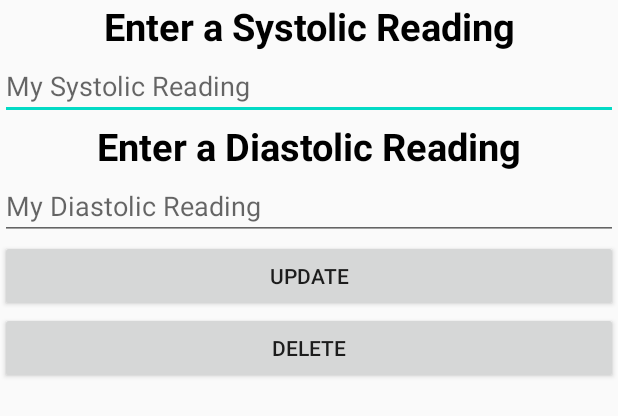
After one commit to NoahMacRitchie/MobileDevelopmentAssigment02, an Android app: the layout update_dialog.xml on its own in the app's theme, with its tools: preview values and no code run, on a phone screen of 412 x 824 dp. The commit adds this screen. Shown: the top 416 px of the screen. Run offline under Robolectric (Android 15) with nearby library versions, the phone set to English and light mode, and no system bars.

Commit message:
update and delete working

```diff
--- /dev/null
+++ b/app/src/main/res/layout/update_dialog.xml
@@ -0,0 +1,60 @@
+<?xml version="1.0" encoding="utf-8"?>
+<LinearLayout xmlns:android="http://schemas.android.com/apk/res/android"
+    xmlns:app="http://schemas.android.com/apk/res-auto"
+    xmlns:tools="http://schemas.android.com/tools"
+    android:layout_width="match_parent"
+    android:layout_height="match_parent"
+    tools:context=".AddActivity"
+    android:orientation="vertical">
+
+    <TextView
+        android:id="@+id/textView2"
+        android:layout_width="match_parent"
+        android:layout_height="wrap_content"
+        android:text="@string/systolic_prompt"
+        android:textSize="25dp"
+        android:textStyle="bold"
+        android:textColor="#000000"
+        android:gravity="center_horizontal"/>
+
+    <EditText
+        android:id="@+id/editTextTextPersonName"
+        android:layout_width="match_parent"
+        android:layout_height="wrap_content"
+        android:ems="10"
+        android:hint="@string/my_systolic"
+        android:inputType="number"/>
+
+    <TextView
+        android:id="@+id/textView3"
+        android:layout_width="match_parent"
+        android:layout_height="wrap_content"
+        android:text="@string/diastolic_prompt"
+        android:textSize="25dp"
+        android:textStyle="bold"
+        android:textColor="#000000"
+        android:gravity="center_horizontal"/>
+
+    <EditText
+        android:id="@+id/editTextTextPersonName2"
+        android:layout_width="match_parent"
+        android:layout_height="wrap_content"
+        android:ems="10"
+        android:hint="@string/my_diastolic"
+        android:inputType="number"
+        />
+
+    <Button
+        android:id="@+id/button2"
+        android:layout_width="match_parent"
+        android:layout_height="wrap_content"
+        android:text="@string/update" />
+
+    <Button
+        android:id="@+id/btnDelete"
+        android:layout_width="match_parent"
+        android:layout_height="wrap_content"
+        android:text="@string/btnDelete" />
+
+
+</LinearLayout>
--- a/app/src/main/res/values/strings.xml
+++ b/app/src/main/res/values/strings.xml
@@ -15,4 +15,6 @@
     <string name="warning_title">Warning</string>
     <string name="warning">This person is in the Hypertensive Crisis Range, immediate action must be taken.</string>
     <string name="back_butt">Back</string>
+    <string name="update">Update</string>
+    <string name="btnDelete">Delete</string>
 </resources>
```
Also changed, not shown: app/src/main/java/com/example/mobiledevelopmentassigment02/RetrieveReadings.java (+131 -0 lines).
